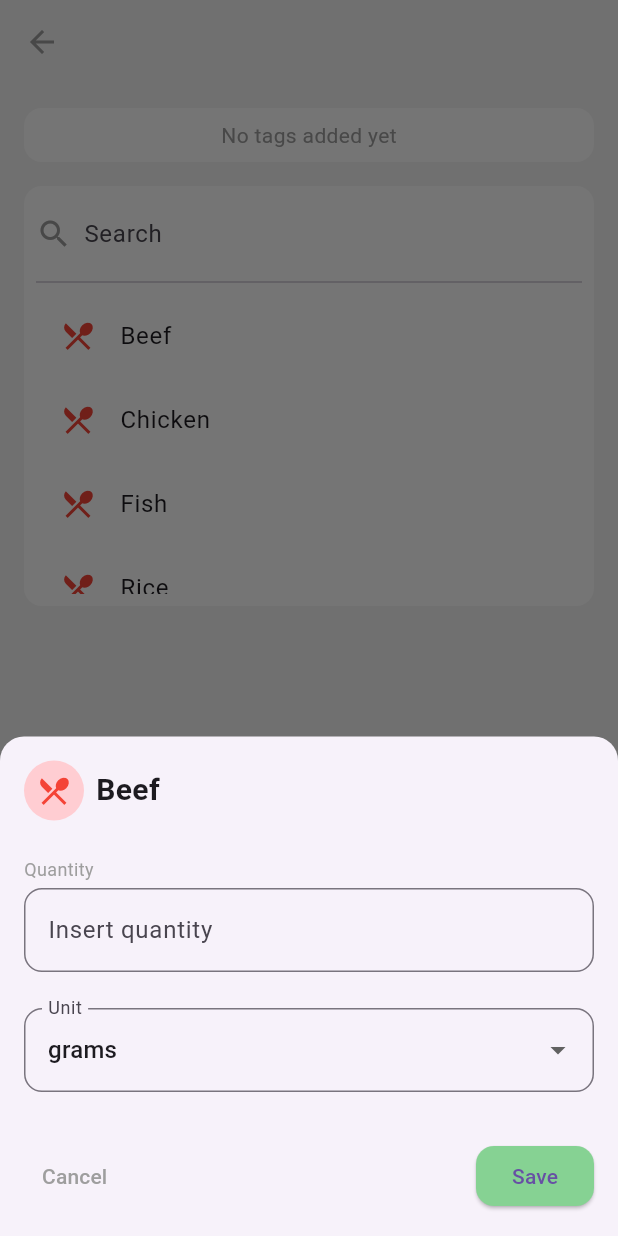
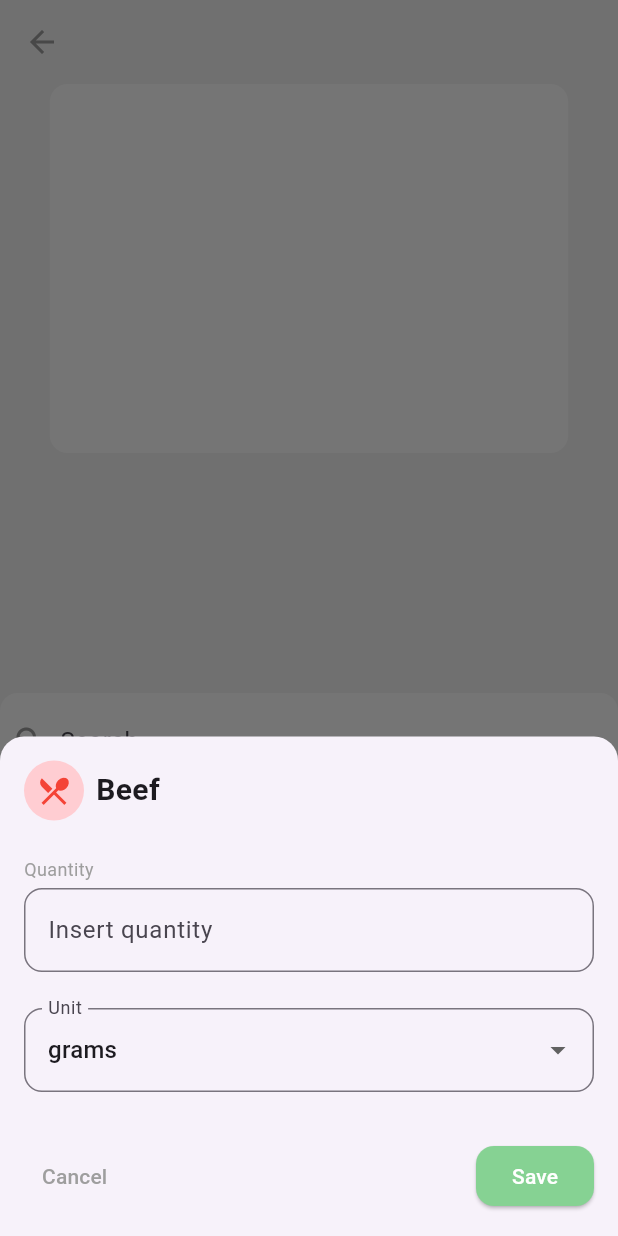
Before and after one commit to DeKxus/ZipRecipes, a Flutter app: the InsertList screen opened directly, after a tap on "Beef", on a phone screen of 412 x 824 dp. Run offline on Flutter 3.47's test engine with Material 3 defaults, Android fonts, the phone set to English and light mode, and no system bars; our stand-ins replace cloud_firestore, curved_navigation_bar, firebase_auth, firebase_core, image_picker; missing offline and left inert: dart:ffi; accounts and stored records are empty.

Commit message:
20/11/2024 - melhorar InsertList.dart

```diff
--- a/zip_recipes_app/lib/home/InsertList.dart
+++ b/zip_recipes_app/lib/home/InsertList.dart
@@ -10,7 +10,7 @@ class InsertList extends StatefulWidget {
 }
 
 class _InsertListPageState extends State<InsertList> {
-  late List<Map<String, String>> tags; // Lista de tags dinâmica
+  late List<Map<String, String>> tags;
 
   final List<String> foodItems = [
     'Beef',
@@ -36,7 +36,7 @@ class _InsertListPageState extends State<InsertList> {
   @override
   void initState() {
     super.initState();
-    tags = List.from(widget.initialTags); // Inicializa com as tags recebidas
+    tags = List.from(widget.initialTags);
     filteredFoodItems = List.from(foodItems);
   }
 
@@ -60,12 +60,12 @@ class _InsertListPageState extends State<InsertList> {
 
   Future<void> _showAddQuantityDialog(String ingredient) async {
     String quantity = '';
-    String unit = 'grams'; // Unidade padrão
-    const greenColor = Color(0xFF86D293); // Troque pelo RGB do verde inferior
+    String unit = 'grams';
+    const greenColor = Color(0xFF86D293);
 
     await showModalBottomSheet(
       context: context,
-      isScrollControlled: true, // Permite ajustar a altura
+      isScrollControlled: true,
       shape: const RoundedRectangleBorder(
         borderRadius: BorderRadius.vertical(top: Radius.circular(16)),
       ),
@@ -75,22 +75,17 @@ class _InsertListPageState extends State<InsertList> {
             left: 16,
             right: 16,
             top: 16,
-            bottom: MediaQuery
-                .of(context)
-                .viewInsets
-                .bottom + 16,
+            bottom: MediaQuery.of(context).viewInsets.bottom + 16,
           ),
           child: SingleChildScrollView(
             child: Column(
               mainAxisSize: MainAxisSize.min,
               children: [
-                // Nome do ingrediente
                 Row(
                   children: [
                     CircleAvatar(
                       backgroundColor: Colors.red.shade100,
-                      child: const Icon(
-                          Icons.restaurant_menu, color: Colors.red),
+                      child: const Icon(Icons.restaurant_menu, color: Colors.red),
                     ),
                     const SizedBox(width: 8.0),
                     Text(
@@ -102,9 +97,7 @@ class _InsertListPageState extends State<InsertList> {
                     ),
                   ],
                 ),
-                const SizedBox(height: 24.0), // Maior espaçamento após o título
-
-                // Texto pequeno "quantity"
+                const SizedBox(height: 24.0),
                 const Align(
                   alignment: Alignment.centerLeft,
                   child: Text(
@@ -116,8 +109,6 @@ class _InsertListPageState extends State<InsertList> {
                   ),
                 ),
                 const SizedBox(height: 4.0),
-
-                // Campo para inserir quantidade
                 TextField(
                   keyboardType: TextInputType.number,
                   decoration: InputDecoration(
@@ -130,14 +121,14 @@ class _InsertListPageState extends State<InsertList> {
                     quantity = value;
                   },
                 ),
-                const SizedBox(height: 24.0), // Espaço entre os campos
-
-                // Dropdown para selecionar unidade
+                const SizedBox(height: 24.0),
                 DropdownButtonFormField<String>(
                   value: unit,
                   items: ['grams', 'kg', 'liters', 'ml', 'units']
-                      .map((String value) =>
-                      DropdownMenuItem(value: value, child: Text(value)))
+                      .map((String value) => DropdownMenuItem(
+                    value: value,
+                    child: Text(value),
+                  ))
                       .toList(),
                   onChanged: (value) {
                     unit = value ?? 'grams';
@@ -149,9 +140,7 @@ class _InsertListPageState extends State<InsertList> {
                     ),
                   ),
                 ),
-                const SizedBox(height: 32.0), // Espaço antes dos botões
-
-                // Botões
+                const SizedBox(height: 32.0),
                 Row(
                   mainAxisAlignment: MainAxisAlignment.spaceBetween,
                   children: [
@@ -167,7 +156,7 @@ class _InsertListPageState extends State<InsertList> {
                     ElevatedButton(
                       style: ElevatedButton.styleFrom(
                         backgroundColor: greenColor,
-                        // Verde extraído do botão inferior
+                        foregroundColor: Colors.white,
                         shape: RoundedRectangleBorder(
                           borderRadius: BorderRadius.circular(12),
                         ),
@@ -175,10 +164,7 @@ class _InsertListPageState extends State<InsertList> {
                       onPressed: () {
                         if (quantity.isNotEmpty) {
                           setState(() {
-                            tags.add({
-                              'name': ingredient,
-                              'quantity': '$quantity $unit'
-                            });
+                            tags.add({'name': ingredient, 'quantity': '$quantity $unit'});
                           });
                         }
                         Navigator.pop(context);
@@ -195,6 +181,34 @@ class _InsertListPageState extends State<InsertList> {
     );
   }
 
+  void _showFeedbackPopup(BuildContext context, String message) {
+    showDialog(
+      context: context,
+      builder: (BuildContext context) {
+        return AlertDialog(
+          title: const Text('Alert'),
+          content: Text(message),
+          actions: <Widget>[
+            TextButton(
+              onPressed: () {
+                Navigator.of(context).pop();
+              },
+              child: const Text('OK'),
+            ),
+          ],
+        );
+      },
+    );
+  }
+
+  void _onSavePressed() {
+    if (tags.isEmpty) {
+      _showFeedbackPopup(context, 'You need to add at least one ingredient before saving.');
+    } else {
+      _showFeedbackPopup(context, 'Ingredients have been successfully gathered!');
+      Navigator.pop(context, tags);
+    }
+  }
 
   @override
   Widget build(BuildContext context) {
@@ -210,46 +224,57 @@ class _InsertListPageState extends State<InsertList> {
           },
         ),
       ),
-      body: SingleChildScrollView(
-        child: Padding(
-          padding: const EdgeInsets.all(16.0),
-          child: Column(
+      body: Stack(
         children: [
-              // Lista de tags
-              Container(
+          Column(
+            children: [
+              Align(
+                alignment: const Alignment(0, -0.6), // Center horizontally and adjust vertically
+                child: Container(
                   padding: const EdgeInsets.all(8.0),
                   decoration: BoxDecoration(
                     color: Colors.white,
                     borderRadius: BorderRadius.circular(12),
                   ),
-                child: tags.isEmpty
-                    ? const Center(
-                  child: Text(
-                    'No tags added yet',
-                    style: TextStyle(color: Colors.grey),
-                  ),
-                )
-                    : Wrap(
+                  child: SizedBox(
+                    height: 230, // Height constraint for the scrollable tags
+                    width: MediaQuery.of(context).size.width * 0.8, // Width for centering
+                    child: SingleChildScrollView(
+                      child: Wrap(
                         spacing: 8.0,
                         runSpacing: 8.0,
                         children: List.generate(tags.length, (index) {
                           final tag = tags[index];
                           return Chip(
                             label: Text('${tag['name']} - ${tag['quantity']}'),
-                      backgroundColor: index.isEven
-                          ? Colors.green.shade100
-                          : Colors.red.shade100,
-                      deleteIcon:
-                      Icon(Icons.close, color: Colors.grey.shade600),
+                            backgroundColor:
+                            index.isEven ? Colors.green.shade100 : Colors.red.shade100,
+                            deleteIcon: Icon(Icons.close, color: Colors.grey.shade600),
                             onDeleted: () => _removeTag(index),
                           );
                         }),
                       ),
                     ),
-
-              const SizedBox(height: 16),
-
-              // Barra de busca e resultados
+                  ),
+                ),
+              ),
+              Expanded(
+                child: SingleChildScrollView(
+                  padding: const EdgeInsets.all(16.0),
+                  child: Column(
+                    children: [
+                      // Other non-scrollable content can go here
+                    ],
+                  ),
+                ),
+              ),
+            ],
+          ),
+          Align(
+            alignment: Alignment.bottomCenter,
+            child: Column(
+              mainAxisSize: MainAxisSize.min,
+              children: [
                 Container(
                   padding: const EdgeInsets.all(8.0),
                   decoration: BoxDecoration(
@@ -275,19 +300,15 @@ class _InsertListPageState extends State<InsertList> {
                         ],
                       ),
                       const Divider(),
-
                       SizedBox(
-                      height: 200,
+                        height: 200, // Set height for the ingredients list
                         child: ListView.builder(
                           itemCount: filteredFoodItems.length,
                           itemBuilder: (context, index) {
                             return ListTile(
-                            leading: const Icon(Icons.restaurant_menu,
-                                color: Colors.red),
+                              leading: const Icon(Icons.restaurant_menu, color: Colors.red),
                               title: Text(filteredFoodItems[index]),
-                            onTap: () =>
-                                _showAddQuantityDialog(
-                                    filteredFoodItems[index]),
+                              onTap: () => _showAddQuantityDialog(filteredFoodItems[index]),
                             );
                           },
                         ),
@@ -295,9 +316,25 @@ class _InsertListPageState extends State<InsertList> {
                     ],
                   ),
                 ),
+                Padding(
+                  padding: const EdgeInsets.all(16.0),
+                  child: ElevatedButton(
+                    style: ElevatedButton.styleFrom(
+                      backgroundColor: const Color(0xFF86D293),
+                      foregroundColor: Colors.white,
+                      minimumSize: const Size(double.infinity, 50),
+                      shape: RoundedRectangleBorder(
+                        borderRadius: BorderRadius.circular(12),
+                      ),
+                    ),
+                    onPressed: _onSavePressed,
+                    child: const Text('Save'),
+                  ),
+                ),
               ],
             ),
           ),
+        ],
       ),
     );
   }
```
Lines whose indentation alone changed are shown as unchanged.
